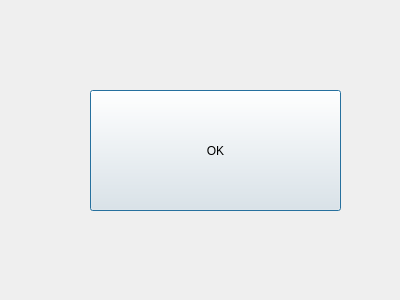
The window that src/EditRewardDialog.ui (gottagofaster236/RewardsTheater) describes before a commit, drawn with Qt 5.
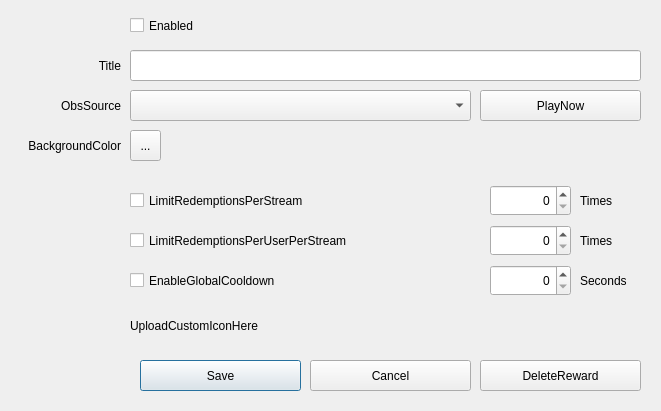
The same window after the commit.

```diff
--- a/src/EditRewardDialog.ui
+++ b/src/EditRewardDialog.ui
@@ -6,24 +6,299 @@
    <rect>
     <x>0</x>
     <y>0</y>
-    <width>400</width>
-    <height>300</height>
+    <width>661</width>
+    <height>411</height>
    </rect>
   </property>
   <property name="windowTitle">
    <string>Dialog</string>
   </property>
+  <widget class="QCheckBox" name="enabledCheckBox">
+   <property name="geometry">
+    <rect>
+     <x>130</x>
+     <y>10</y>
+     <width>191</width>
+     <height>31</height>
+    </rect>
+   </property>
+   <property name="text">
+    <string>Enabled</string>
+   </property>
+  </widget>
+  <widget class="QLineEdit" name="titleEdit">
+   <property name="geometry">
+    <rect>
+     <x>130</x>
+     <y>50</y>
+     <width>511</width>
+     <height>31</height>
+    </rect>
+   </property>
+  </widget>
+  <widget class="QLabel" name="titleLabel">
+   <property name="geometry">
+    <rect>
+     <x>10</x>
+     <y>50</y>
+     <width>111</width>
+     <height>31</height>
+    </rect>
+   </property>
+   <property name="text">
+    <string>Title</string>
+   </property>
+   <property name="alignment">
+    <set>Qt::AlignRight|Qt::AlignTrailing|Qt::AlignVCenter</set>
+   </property>
+  </widget>
+  <widget class="QPushButton" name="okButton">
+   <property name="geometry">
+    <rect>
+     <x>140</x>
+     <y>360</y>
+     <width>161</width>
+     <height>31</height>
+    </rect>
+   </property>
+   <property name="text">
+    <string>Save</string>
+   </property>
+  </widget>
+  <widget class="QPushButton" name="deleteButton">
+   <property name="geometry">
+    <rect>
+     <x>480</x>
+     <y>360</y>
+     <width>161</width>
+     <height>31</height>
+    </rect>
+   </property>
+   <property name="text">
+    <string>DeleteReward</string>
+   </property>
+  </widget>
+  <widget class="QPushButton" name="cancelButton">
+   <property name="geometry">
+    <rect>
+     <x>310</x>
+     <y>360</y>
+     <width>161</width>
+     <height>31</height>
+    </rect>
+   </property>
+   <property name="text">
+    <string>Cancel</string>
+   </property>
+  </widget>
+  <widget class="QLabel" name="obsSourceLabel">
+   <property name="geometry">
+    <rect>
+     <x>10</x>
+     <y>90</y>
+     <width>111</width>
+     <height>31</height>
+    </rect>
+   </property>
+   <property name="text">
+    <string>ObsSource</string>
+   </property>
+   <property name="alignment">
+    <set>Qt::AlignRight|Qt::AlignTrailing|Qt::AlignVCenter</set>
+   </property>
+  </widget>
+  <widget class="QComboBox" name="obsSourceComboBox">
+   <property name="geometry">
+    <rect>
+     <x>130</x>
+     <y>90</y>
+     <width>341</width>
+     <height>31</height>
+    </rect>
+   </property>
+  </widget>
   <widget class="QPushButton" name="pushButton">
    <property name="geometry">
     <rect>
-     <x>90</x>
+     <x>480</x>
      <y>90</y>
-     <width>251</width>
-     <height>121</height>
+     <width>161</width>
+     <height>31</height>
     </rect>
    </property>
    <property name="text">
-    <string>OK</string>
+    <string>PlayNow</string>
+   </property>
+  </widget>
+  <widget class="QLabel" name="backgroundColor">
+   <property name="geometry">
+    <rect>
+     <x>10</x>
+     <y>130</y>
+     <width>111</width>
+     <height>31</height>
+    </rect>
+   </property>
+   <property name="text">
+    <string>BackgroundColor</string>
+   </property>
+   <property name="alignment">
+    <set>Qt::AlignRight|Qt::AlignTrailing|Qt::AlignVCenter</set>
+   </property>
+  </widget>
+  <widget class="QToolButton" name="toolButton">
+   <property name="geometry">
+    <rect>
+     <x>130</x>
+     <y>130</y>
+     <width>31</width>
+     <height>31</height>
+    </rect>
+   </property>
+   <property name="text">
+    <string>...</string>
+   </property>
+  </widget>
+  <widget class="QCheckBox" name="limitRedemptionsPerStreamCheckBox">
+   <property name="geometry">
+    <rect>
+     <x>130</x>
+     <y>185</y>
+     <width>351</width>
+     <height>31</height>
+    </rect>
+   </property>
+   <property name="text">
+    <string>LimitRedemptionsPerStream</string>
+   </property>
+  </widget>
+  <widget class="QSpinBox" name="limitRedemptionsPerStreamSpinBox">
+   <property name="geometry">
+    <rect>
+     <x>490</x>
+     <y>185</y>
+     <width>81</width>
+     <height>31</height>
+    </rect>
+   </property>
+   <property name="alignment">
+    <set>Qt::AlignRight|Qt::AlignTrailing|Qt::AlignVCenter</set>
+   </property>
+   <property name="maximum">
+    <number>99999999</number>
+   </property>
+  </widget>
+  <widget class="QCheckBox" name="limitRedemptionsPerUserPerStreamCheckBox">
+   <property name="geometry">
+    <rect>
+     <x>130</x>
+     <y>225</y>
+     <width>351</width>
+     <height>31</height>
+    </rect>
+   </property>
+   <property name="text">
+    <string>LimitRedemptionsPerUserPerStream</string>
+   </property>
+  </widget>
+  <widget class="QSpinBox" name="limitRedemptionsPerUserPerStreamSpinBox">
+   <property name="geometry">
+    <rect>
+     <x>490</x>
+     <y>225</y>
+     <width>81</width>
+     <height>31</height>
+    </rect>
+   </property>
+   <property name="alignment">
+    <set>Qt::AlignRight|Qt::AlignTrailing|Qt::AlignVCenter</set>
+   </property>
+   <property name="maximum">
+    <number>99999999</number>
+   </property>
+  </widget>
+  <widget class="QCheckBox" name="enableGlobalCooldownCheckBox">
+   <property name="geometry">
+    <rect>
+     <x>130</x>
+     <y>260</y>
+     <width>351</width>
+     <height>41</height>
+    </rect>
+   </property>
+   <property name="text">
+    <string>EnableGlobalCooldown</string>
+   </property>
+  </widget>
+  <widget class="QSpinBox" name="enableGlobalCooldownSpinBox">
+   <property name="geometry">
+    <rect>
+     <x>490</x>
+     <y>265</y>
+     <width>81</width>
+     <height>31</height>
+    </rect>
+   </property>
+   <property name="alignment">
+    <set>Qt::AlignRight|Qt::AlignTrailing|Qt::AlignVCenter</set>
+   </property>
+   <property name="minimum">
+    <number>0</number>
+   </property>
+   <property name="maximum">
+    <number>99999999</number>
+   </property>
+  </widget>
+  <widget class="QLabel" name="label">
+   <property name="geometry">
+    <rect>
+     <x>580</x>
+     <y>270</y>
+     <width>71</width>
+     <height>21</height>
+    </rect>
+   </property>
+   <property name="text">
+    <string>Seconds</string>
+   </property>
+  </widget>
+  <widget class="QLabel" name="uploadCustomIconLabel">
+   <property name="geometry">
+    <rect>
+     <x>130</x>
+     <y>310</y>
+     <width>281</width>
+     <height>31</height>
+    </rect>
+   </property>
+   <property name="text">
+    <string>UploadCustomIconHere</string>
+   </property>
+  </widget>
+  <widget class="QLabel" name="timesLabel_2">
+   <property name="geometry">
+    <rect>
+     <x>580</x>
+     <y>230</y>
+     <width>71</width>
+     <height>21</height>
+    </rect>
+   </property>
+   <property name="text">
+    <string>Times</string>
+   </property>
+  </widget>
+  <widget class="QLabel" name="timesLabel">
+   <property name="geometry">
+    <rect>
+     <x>580</x>
+     <y>190</y>
+     <width>71</width>
+     <height>21</height>
+    </rect>
+   </property>
+   <property name="text">
+    <string>Times</string>
    </property>
   </widget>
  </widget>
```
Left out of the diff: 2 changed lines with no effect on the pictures.
